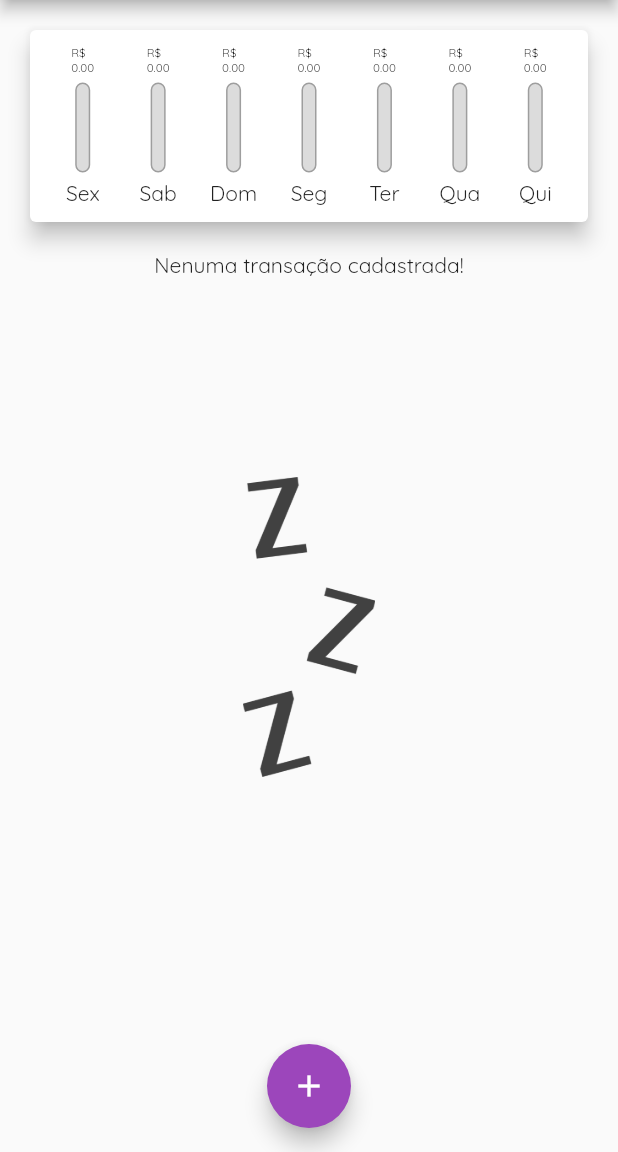
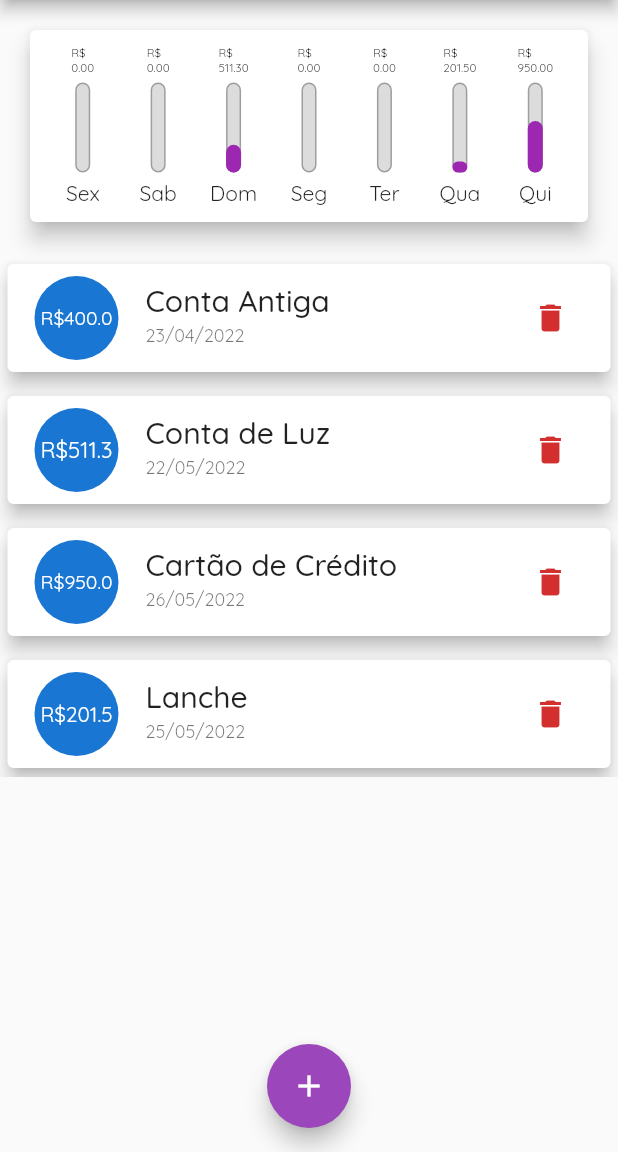
Before and after one commit to alefbispo/app_despesas, a Flutter app: the screen it shows after launch, on a phone screen of 412 x 824 dp, the part 84-1236 px from its top. Run offline on Flutter 3.47's test engine with Material 2 defaults, Android fonts, the phone set to English and light mode, and no system bars; our stand-ins replace google_fonts.

Commit message:
botão com função remove

```diff
--- a/lib/components/transation_list.dart
+++ b/lib/components/transation_list.dart
@@ -4,7 +4,8 @@ import 'package:intl/intl.dart';
 
 class TransactionList extends StatelessWidget {
   final List<Transaction> transations;
-  const TransactionList({Key? key, required this.transations})
+  final Function(String id) delete;
+  const TransactionList({Key? key, required this.transations, required this.delete})
       : super(key: key);
 
   @override
@@ -53,6 +54,11 @@ class TransactionList extends StatelessWidget {
                       DateFormat('d/MM/y').format(tr.date),
                       style: Theme.of(context).textTheme.bodySmall,
                     ),
+                    trailing: IconButton(
+                      onPressed: () => delete(tr.id),
+                      icon: Icon(Icons.delete),
+                      color: Theme.of(context).errorColor,
+                    ),
                   ),
                 );
               },
--- a/lib/main.dart
+++ b/lib/main.dart
@@ -35,30 +35,30 @@ class MyHomePage extends StatefulWidget {
 
 class _MyHomePageState extends State<MyHomePage> {
   final List<Transaction> _transactions = [
-    // Transaction(
-    //   id: 't0',
-    //   title: 'Conta Antiga',
-    //   value: 400.00,
-    //   date: DateTime.now().subtract(Duration(days: 33)),
-    // ),
-    // Transaction(
-    //   id: 't1',
-    //   title: 'Conta de Luz',
-    //   value: 511.30,
-    //   date: DateTime.now().subtract(Duration(days: 4)),
-    // ),
-    // Transaction(
-    //   id: 't3',
-    //   title: 'Cartão de Crédito',
-    //   value: 950.00,
-    //   date: DateTime.now(),
-    // ),
-    // Transaction(
-    //   id: 't4',
-    //   title: 'Lanche',
-    //   value: 201.50,
-    //   date: DateTime.now().subtract(Duration(days:1)),
-    // ),
+    Transaction(
+      id: 't0',
+      title: 'Conta Antiga',
+      value: 400.00,
+      date: DateTime.now().subtract(Duration(days: 33)),
+    ),
+    Transaction(
+      id: 't1',
+      title: 'Conta de Luz',
+      value: 511.30,
+      date: DateTime.now().subtract(Duration(days: 4)),
+    ),
+    Transaction(
+      id: 't3',
+      title: 'Cartão de Crédito',
+      value: 950.00,
+      date: DateTime.now(),
+    ),
+    Transaction(
+      id: 't4',
+      title: 'Lanche',
+      value: 201.50,
+      date: DateTime.now().subtract(Duration(days: 1)),
+    ),
   ];
 
   List<Transaction> get _recentTransactions {
@@ -80,6 +80,12 @@ class _MyHomePageState extends State<MyHomePage> {
     });
 
     Navigator.of(context).pop();
+  }
+
+  _deleteTransaction(String id) {
+    setState(() {
+      _transactions.removeWhere((tr) => tr.id == id);
+    });
   }
 
   _openTransactionFormModal(BuildContext context) {
@@ -108,7 +114,8 @@ class _MyHomePageState extends State<MyHomePage> {
           crossAxisAlignment: CrossAxisAlignment.stretch,
           children: [
             Grafico(recentTransaction: _recentTransactions),
-            TransactionList(transations: _transactions),
+            TransactionList(transations: _transactions,
+            delete: _deleteTransaction),
           ],
         ),
       ),
```
